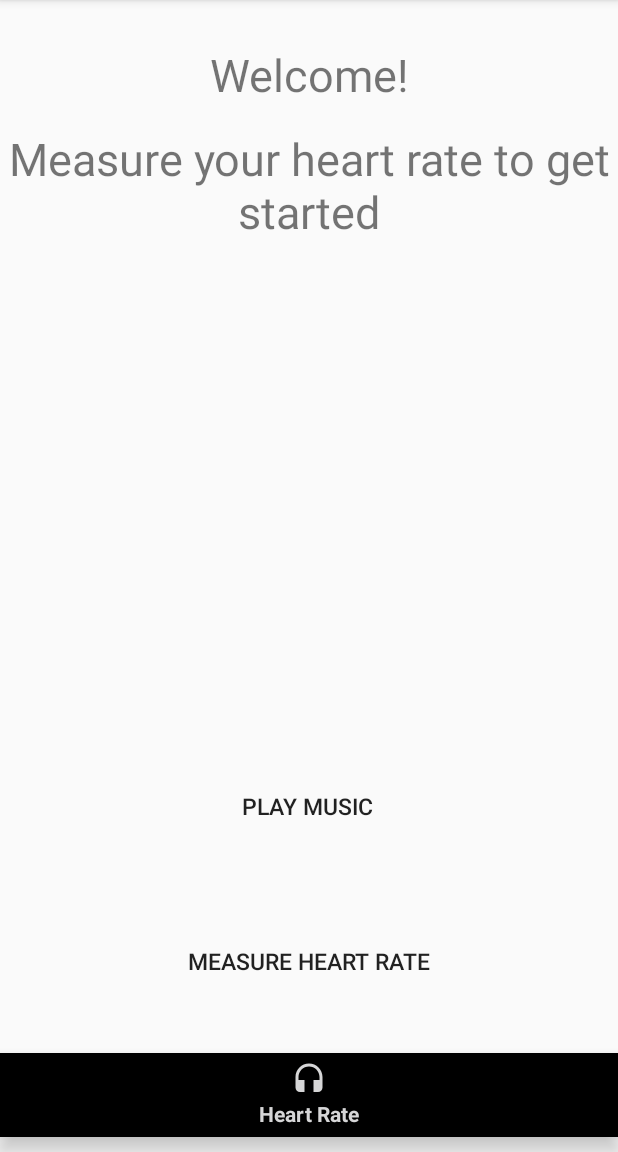
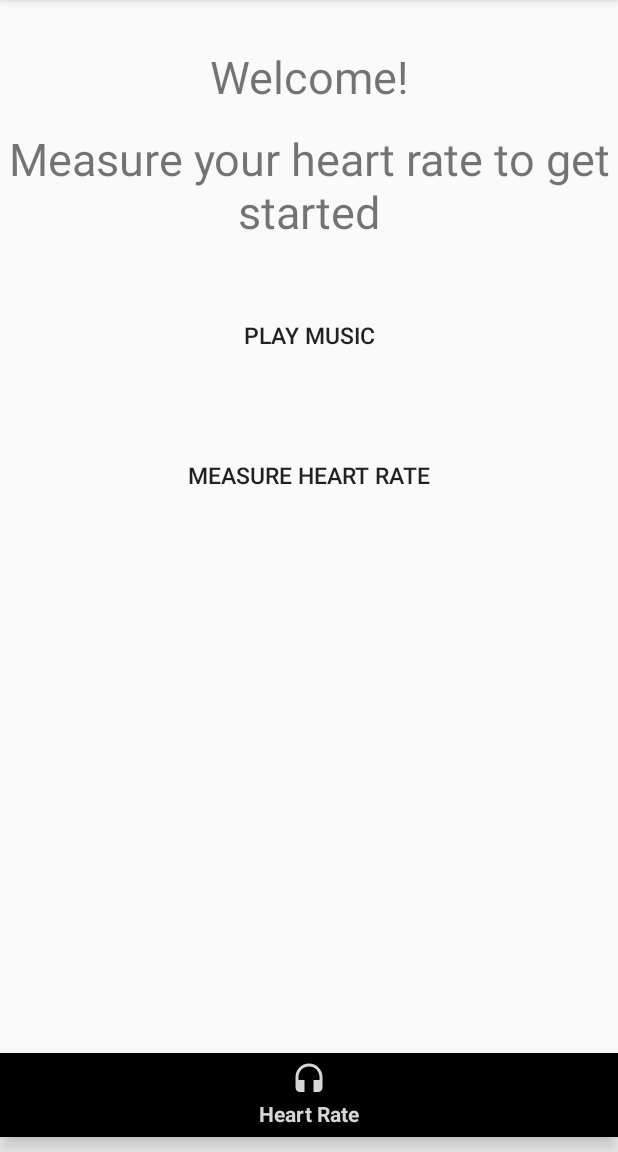
Before and after one commit to roshanprabhakar/PVLSE, an Android app: the HomeFragment screen opened directly, with no data from a screen before it, item 2 of the bottom bar chosen, on a phone screen of 412 x 824 dp, the part 84-1236 px from its top. Run offline under Robolectric (Android 15) with nearby library versions, the phone set to English and light mode, and no system bars; our stand-ins replace Volley; libraries missing offline, so code that uses them is left out: cz.msebera.android; Roboto replaces fonts that are not available here.

Commit message:
updated UI

```diff
--- a/app/src/main/java/com/neelk/outsidehacks2018/HomeFragment.java
+++ b/app/src/main/java/com/neelk/outsidehacks2018/HomeFragment.java
@@ -9,6 +9,7 @@ import android.view.ViewGroup;
 import android.widget.TextView;
 
 import static com.neelk.outsidehacks2018.HeartRateFragment.BPM;
+import static com.neelk.outsidehacks2018.getHeartRate.measuredHeartRate;
 
 
 public class HomeFragment extends Fragment {
@@ -45,8 +46,8 @@ public class HomeFragment extends Fragment {
         View view = inflater.inflate(R.layout.fragment_home, container, false);
          lastHeartRate  = view.findViewById(R.id.lastHeartBeatTextView);
 
-        if(BPM != 0){
-            lastHeartRate.setText("Last Measured BPM: " + BPM);
+        if(getHeartRate.getMeasuredHeartRate() != 0){
+            lastHeartRate.setText("Last Measured BPM: " + measuredHeartRate);
         }
 
 
--- a/app/src/main/java/com/neelk/outsidehacks2018/getHeartRate.java
+++ b/app/src/main/java/com/neelk/outsidehacks2018/getHeartRate.java
@@ -22,7 +22,7 @@ public class getHeartRate extends AppCompatActivity implements SensorEventListen
 
     private static SensorManager sensorManager;
     private static Sensor heartRateSensor;
-    private int measuredHeartRate;
+    public static int measuredHeartRate =0;
     private int count = 0;
     private Button back;
     @Override
@@ -101,6 +101,10 @@ public class getHeartRate extends AppCompatActivity implements SensorEventListen
 
        }
 
+       public static int getMeasuredHeartRate(){
+        return measuredHeartRate;
+       }
+
 //sensorManager = (SensorManager)context.getSystemService(Context.SENSOR_SERVICE);
 //heartRateSensor = sensorManager.getDefaultSensor(Sensor.TYPE_HEART_RATE);
     //};
--- a/app/src/main/res/layout/fragment_heart_rate.xml
+++ b/app/src/main/res/layout/fragment_heart_rate.xml
@@ -25,7 +25,7 @@
         android:id="@+id/welcomeTextView"
         android:layout_width="wrap_content"
         android:layout_height="wrap_content"
-        android:layout_marginBottom="15dp"
+        android:layout_marginBottom="14dp"
         android:fontFamily="@font/roboto_thin"
         android:gravity="center"
         android:text="Welcome!"
@@ -39,24 +39,24 @@
         style="?android:attr/borderlessButtonStyle"
         android:layout_width="wrap_content"
         android:layout_height="wrap_content"
-        android:layout_marginBottom="103dp"
+        android:layout_marginTop="45dp"
         android:text="Measure Heart Rate"
         android:textSize="15sp"
-        app:layout_constraintBottom_toBottomOf="parent"
         app:layout_constraintEnd_toEndOf="parent"
-        app:layout_constraintStart_toStartOf="parent" />
+        app:layout_constraintStart_toStartOf="parent"
+        app:layout_constraintTop_toBottomOf="@+id/playMusicButton" />
 
     <Button
         android:id="@+id/playMusicButton"
         style="?android:attr/borderlessButtonStyle"
         android:layout_width="wrap_content"
         android:layout_height="wrap_content"
-        android:layout_marginBottom="55dp"
-        android:layout_marginStart="36dp"
+        android:layout_marginStart="37dp"
+        android:layout_marginTop="38dp"
         android:text="Play Music"
         android:textSize="15sp"
-        app:layout_constraintBottom_toTopOf="@+id/measureHeartRateButton"
-        app:layout_constraintStart_toStartOf="@+id/measureHeartRateButton" />
+        app:layout_constraintStart_toStartOf="@+id/measureHeartRateButton"
+        app:layout_constraintTop_toBottomOf="@+id/pressButtonTextView" />
 
 
 </android.support.constraint.ConstraintLayout>
```
Also changed, not shown: app/src/main/res/layout/activity_get_heart_rate.xml (+6 -6 lines).
